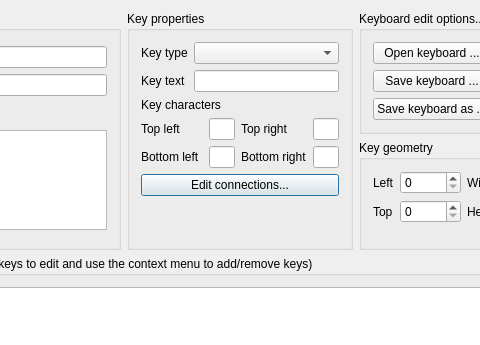
Qt form src/ui/ktouchkeyboardeditordialog.ui (KDE/ktouch) before a commit; both pictures show x 174 to 654 and y 0 to 345 of the 812 by 578 pixel window.
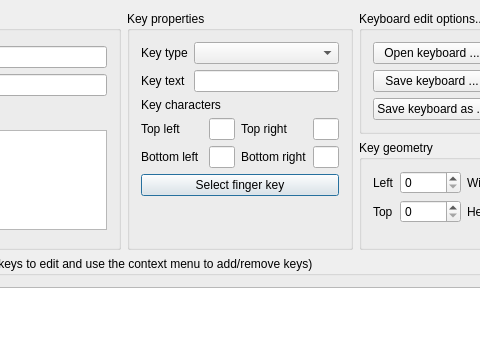
The same form after that commit. Custom widgets are drawn as their Qt base class.

Commit message: Finger key selection implemented in keyboard editor dialog.

```diff
--- a/src/ui/ktouchkeyboardeditordialog.ui
+++ b/src/ui/ktouchkeyboardeditordialog.ui
@@ -250,7 +250,10 @@
       <item>
        <widget class="KPushButton" name="connectionsButton" >
         <property name="text" >
-         <string>Edit connections...</string>
+         <string>Select finger key</string>
+        </property>
+        <property name="checkable" >
+         <bool>true</bool>
         </property>
        </widget>
       </item>
```
Left out of the diff: 2 changed lines with no effect on the pictures. The commit also changes 6 other files.
